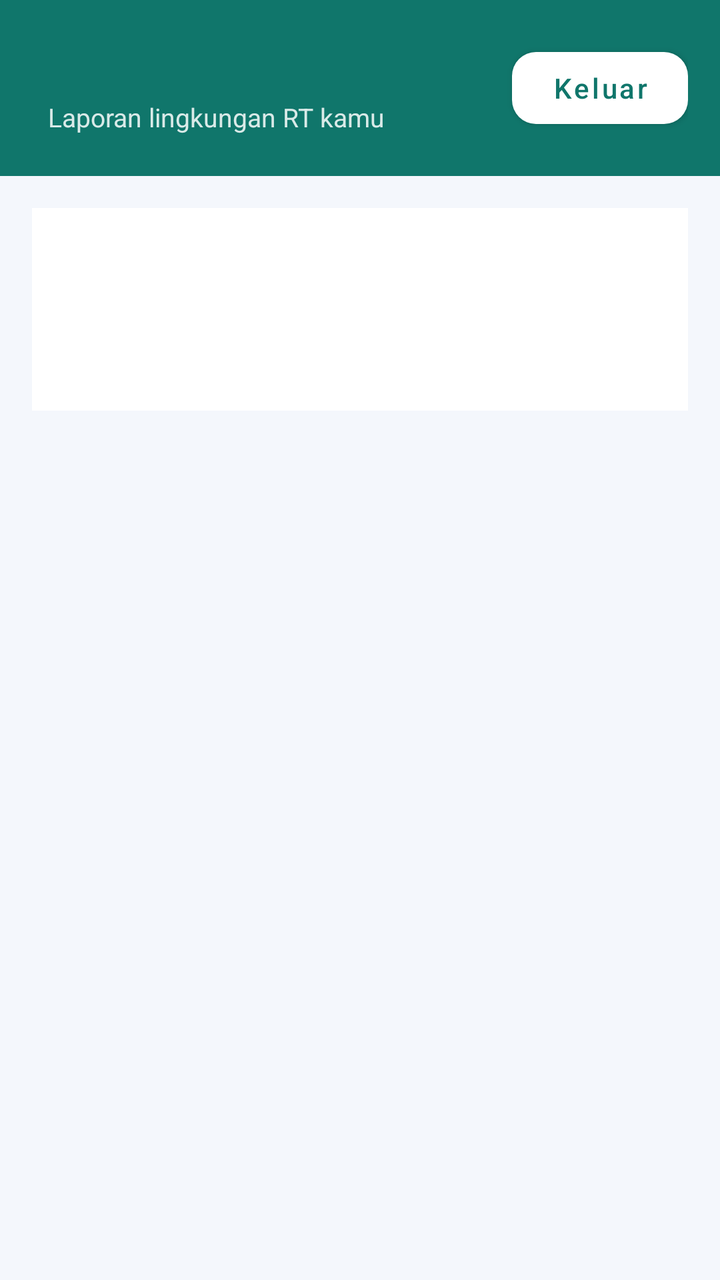
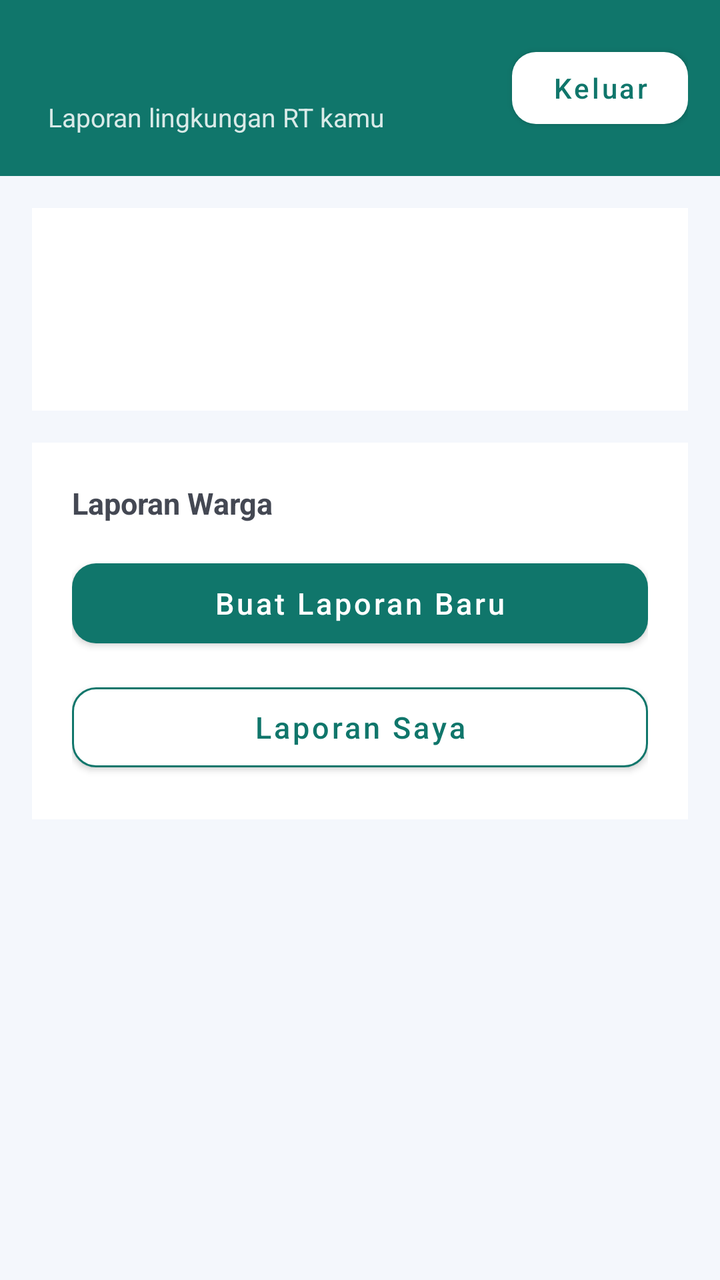

The first picture is an Android layout as it rendered before a commit; the second is the same layout after the commit. The layout source and the unified diff follow.
<!-- AndroidManifest.xml: application theme Theme.JagaKampung -->
<!-- res/layout/activity_home.xml -->
<?xml version="1.0" encoding="utf-8"?>
<LinearLayout xmlns:android="http://schemas.android.com/apk/res/android"
    xmlns:app="http://schemas.android.com/apk/res-auto"
    android:id="@+id/root_home"
    android:layout_width="match_parent"
    android:layout_height="match_parent"
    android:orientation="vertical"
    android:background="@color/background">

    <LinearLayout
        android:layout_width="match_parent"
        android:layout_height="wrap_content"
        android:orientation="horizontal"
        android:gravity="center_vertical"
        android:background="@color/teal_primary"
        android:paddingStart="24dp"
        android:paddingEnd="16dp"
        android:paddingTop="20dp"
        android:paddingBottom="20dp">

        <LinearLayout
            android:layout_width="0dp"
            android:layout_height="wrap_content"
            android:layout_weight="1"
            android:orientation="vertical">

            <TextView
                android:id="@+id/tv_sapaan"
                android:layout_width="match_parent"
                android:layout_height="wrap_content"
                android:textColor="@color/white"
                android:textSize="20sp"
                android:textStyle="bold" />

            <TextView
                android:layout_width="match_parent"
                android:layout_height="wrap_content"
                android:layout_marginTop="2dp"
                android:text="@string/sub_home"
                android:textColor="@color/teal_light"
                android:textSize="13sp" />
        </LinearLayout>

        <com.google.android.material.button.MaterialButton
            android:id="@+id/btn_keluar"
            android:layout_width="wrap_content"
            android:layout_height="wrap_content"
            android:text="@string/logout"
            android:textAllCaps="false"
            android:textColor="@color/teal_primary"
            app:backgroundTint="@color/white"
            app:cornerRadius="12dp" />
    </LinearLayout>

    <LinearLayout
        android:layout_width="match_parent"
        android:layout_height="wrap_content"
        android:layout_margin="16dp"
        android:orientation="vertical"
        android:background="@color/surface"
        android:padding="20dp">

        <TextView
            android:id="@+id/tv_badge"
            android:layout_width="wrap_content"
            android:layout_height="wrap_content"
            android:paddingStart="14dp"
            android:paddingEnd="14dp"
            android:paddingTop="6dp"
            android:paddingBottom="6dp"
            android:textColor="@color/white"
            android:textSize="12sp"
            android:textStyle="bold" />

        <TextView
            android:id="@+id/tv_sub"
            android:layout_width="match_parent"
            android:layout_height="wrap_content"
            android:layout_marginTop="14dp"
            android:textColor="@color/text_secondary"
            android:textSize="14sp" />

        <ProgressBar
            android:id="@+id/progress"
            android:layout_width="32dp"
            android:layout_height="32dp"
            android:layout_marginTop="16dp"
            android:visibility="gone" />
    </LinearLayout>
</LinearLayout>
<!-- resources referenced by this layout -->
<resources>
  <color name="background">#F4F7FC</color>
  <color name="surface">#FFFFFF</color>
  <color name="teal_light">#D9EAE8</color>
  <color name="teal_primary">#10766B</color>
  <color name="text_secondary">#4E525D</color>
  <color name="white">#FFFFFF</color>
  <string name="logout">Keluar</string>
  <string name="sub_home">Laporan lingkungan RT kamu</string>
  <style name="Theme.JagaKampung" parent="Theme.MaterialComponents.Light.NoActionBar">
          <item name="colorPrimary">@color/teal_primary</item>
          <item name="colorPrimaryDark">@color/teal_dark</item>
          <item name="colorAccent">@color/teal_primary</item>
          <item name="android:windowBackground">@color/background</item>
          <item name="android:textColorPrimary">@color/text_primary</item>
          <item name="android:textColorSecondary">@color/text_secondary</item>
          <item name="android:textColorHint">@color/text_secondary</item>
          <item name="colorOnSurface">@color/text_primary</item>
          <item name="colorOnBackground">@color/text_primary</item>
          <item name="colorControlNormal">@color/text_secondary</item>
          <item name="android:forceDarkAllowed">false</item>
          <item name="android:windowOptOutEdgeToEdgeEnforcement">true</item>
          <item name="android:statusBarColor">@color/teal_dark</item>
          <item name="android:navigationBarColor">@color/surface</item>
      </style>
  <color name="teal_dark">#0E766D</color>
  <color name="text_primary">#444853</color>
</resources>

<!-- the commit's change to res/layout/activity_home.xml (unified diff, before → after) -->
@@ -87,4 +87,48 @@
             android:layout_marginTop="16dp"
             android:visibility="gone" />
     </LinearLayout>
+
+    <LinearLayout
+        android:id="@+id/kartu_menu"
+        android:layout_width="match_parent"
+        android:layout_height="wrap_content"
+        android:layout_marginStart="16dp"
+        android:layout_marginEnd="16dp"
+        android:orientation="vertical"
+        android:background="@color/surface"
+        android:padding="20dp">
+
+        <TextView
+            android:layout_width="match_parent"
+            android:layout_height="wrap_content"
+            android:text="@string/menu_laporan"
+            android:textColor="@color/text_primary"
+            android:textSize="15sp"
+            android:textStyle="bold" />
+
+        <com.google.android.material.button.MaterialButton
+            android:id="@+id/btn_buat_laporan"
+            android:layout_width="match_parent"
+            android:layout_height="52dp"
+            android:layout_marginTop="14dp"
+            android:text="@string/buat_laporan"
+            android:textAllCaps="false"
+            android:textSize="15sp"
+            app:backgroundTint="@color/teal_primary"
+            app:cornerRadius="12dp" />
+
+        <com.google.android.material.button.MaterialButton
+            android:id="@+id/btn_laporan_saya"
+            android:layout_width="match_parent"
+            android:layout_height="52dp"
+            android:layout_marginTop="10dp"
+            android:text="@string/laporan_saya"
+            android:textAllCaps="false"
+            android:textSize="15sp"
+            android:textColor="@color/teal_primary"
+            app:backgroundTint="@color/surface"
+            app:cornerRadius="12dp"
+            app:strokeColor="@color/teal_primary"
+            app:strokeWidth="1dp" />
+    </LinearLayout>
 </LinearLayout>
<!-- resource entries referenced after the edit -->
@@ -6,7 +6,10 @@
   <color name="teal_primary">#10766B</color>
   <color name="text_secondary">#4E525D</color>
   <color name="white">#FFFFFF</color>
+  <string name="buat_laporan">Buat Laporan Baru</string>
+  <string name="laporan_saya">Laporan Saya</string>
   <string name="logout">Keluar</string>
+  <string name="menu_laporan">Laporan Warga</string>
   <string name="sub_home">Laporan lingkungan RT kamu</string>
   <style name="Theme.JagaKampung" parent="Theme.MaterialComponents.Light.NoActionBar">
           <item name="colorPrimary">@color/teal_primary</item>
